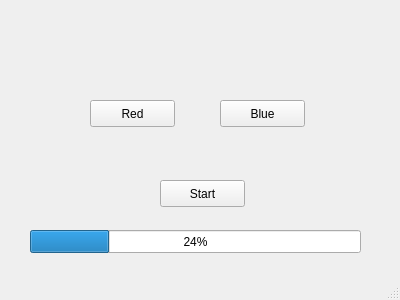
First picture: the form in Assignment5-BinarySimon/Assignment5-BinarySimon/mainwindow.ui, repository thePeterPan/CS3505-2016, before the edit.
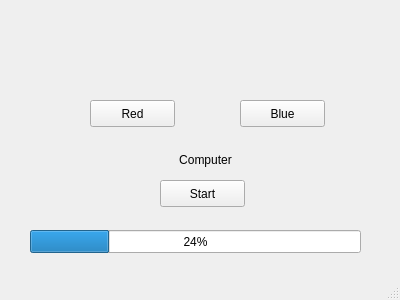
Second picture: the form after the edit.

Diff of the .ui file:
```diff
--- a/Assignment5-BinarySimon/Assignment5-BinarySimon/mainwindow.ui
+++ b/Assignment5-BinarySimon/Assignment5-BinarySimon/mainwindow.ui
@@ -43,7 +43,7 @@
    <widget class="QPushButton" name="pushButton_blue">
     <property name="geometry">
      <rect>
-      <x>220</x>
+      <x>240</x>
       <y>100</y>
       <width>85</width>
       <height>27</height>
@@ -66,6 +66,22 @@
      <number>24</number>
     </property>
    </widget>
+   <widget class="QLabel" name="label_currentPlayer">
+    <property name="geometry">
+     <rect>
+      <x>120</x>
+      <y>150</y>
+      <width>171</width>
+      <height>20</height>
+     </rect>
+    </property>
+    <property name="text">
+     <string>Computer</string>
+    </property>
+    <property name="alignment">
+     <set>Qt::AlignCenter</set>
+    </property>
+   </widget>
   </widget>
   <widget class="QStatusBar" name="statusBar"/>
  </widget>
```
